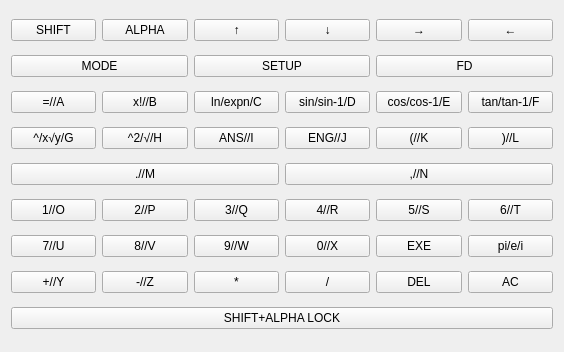
This is Software/AMEv3-emulator/ArithMax-Ev3-Emulator/keyboard.ui in EasternHeart/ArithMax as Qt 5 draws it before an edit. The edited form follows.
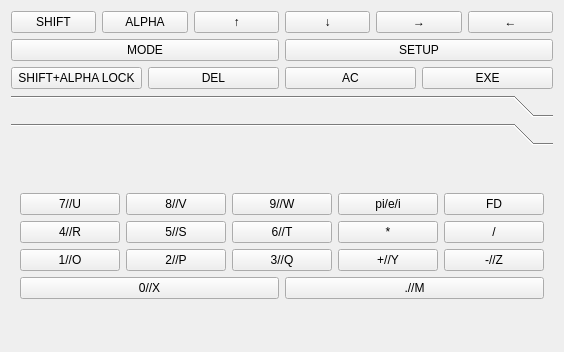
This is the edited form. The open tabs and pages were chosen to show the change.

What changed in the file:
```diff
--- a/Software/AMEv3-emulator/ArithMax-Ev3-Emulator/keyboard.ui
+++ b/Software/AMEv3-emulator/ArithMax-Ev3-Emulator/keyboard.ui
@@ -85,15 +85,54 @@
        </property>
       </widget>
      </item>
+    </layout>
+   </item>
      <item>
-      <widget class="QPushButton" name="pushButton_37">
+    <layout class="QHBoxLayout" name="horizontalLayout_12">
+     <item>
+      <widget class="QPushButton" name="pushButton_32">
        <property name="text">
-        <string>FD</string>
+        <string>SHIFT+ALPHA LOCK</string>
        </property>
+       <property name="checkable">
+        <bool>true</bool>
+       </property>
       </widget>
      </item>
+     <item>
+      <widget class="QPushButton" name="pushButton_30">
+       <property name="text">
+        <string>DEL</string>
+       </property>
+      </widget>
+     </item>
+     <item>
+      <widget class="QPushButton" name="pushButton_31">
+       <property name="text">
+        <string>AC</string>
+       </property>
+      </widget>
+     </item>
+     <item>
+      <widget class="QPushButton" name="pushButton_25">
+       <property name="text">
+        <string>EXE</string>
+       </property>
+      </widget>
+     </item>
     </layout>
    </item>
+   <item>
+    <layout class="QHBoxLayout" name="horizontalLayout_6">
+     <item>
+      <widget class="QToolBox" name="verticalToolBox">
+       <widget class="QWidget" name="verticalToolBoxPage1" native="true">
+        <attribute name="label">
+         <string/>
+        </attribute>
+        <layout class="QVBoxLayout" name="verticalLayout_2">
+         <item>
+          <layout class="QVBoxLayout" name="verticalLayout_3">
    <item>
     <layout class="QHBoxLayout" name="horizontalLayout_2">
      <item>
@@ -110,13 +149,6 @@
        </property>
       </widget>
      </item>
-     <item>
-      <widget class="QPushButton" name="pushButton_12">
-       <property name="text">
-        <string>ln/expn/C</string>
-       </property>
-      </widget>
-     </item>
      <item>
       <widget class="QPushButton" name="pushButton_10">
        <property name="text">
@@ -140,6 +172,8 @@
      </item>
     </layout>
    </item>
+          </layout>
+         </item>
    <item>
     <layout class="QHBoxLayout" name="horizontalLayout_3">
      <item>
@@ -171,6 +205,17 @@
       </widget>
      </item>
      <item>
+            <widget class="QPushButton" name="pushButton_12">
+             <property name="text">
+              <string>ln/expn/C</string>
+             </property>
+            </widget>
+           </item>
+          </layout>
+         </item>
+         <item>
+          <layout class="QHBoxLayout" name="horizontalLayout_5">
+           <item>
       <widget class="QPushButton" name="pushButton_39">
        <property name="text">
         <string>(//K</string>
@@ -184,17 +229,6 @@
        </property>
       </widget>
      </item>
-    </layout>
-   </item>
-   <item>
-    <layout class="QHBoxLayout" name="horizontalLayout_5">
-     <item>
-      <widget class="QPushButton" name="pushButton_42">
-       <property name="text">
-        <string>.//M</string>
-       </property>
-      </widget>
-     </item>
      <item>
       <widget class="QPushButton" name="pushButton_41">
        <property name="text">
@@ -204,55 +238,15 @@
      </item>
     </layout>
    </item>
-   <item>
-    <layout class="QHBoxLayout" name="horizontalLayout_6"/>
-   </item>
-   <item>
-    <layout class="QHBoxLayout" name="horizontalLayout_8">
-     <item>
-      <widget class="QPushButton" name="pushButton_15">
-       <property name="text">
-        <string>1//O</string>
-       </property>
-      </widget>
-     </item>
-     <item>
-      <widget class="QPushButton" name="pushButton_16">
-       <property name="text">
-        <string>2//P</string>
-       </property>
-      </widget>
-     </item>
-     <item>
-      <widget class="QPushButton" name="pushButton_17">
-       <property name="text">
-        <string>3//Q</string>
-       </property>
-      </widget>
-     </item>
-     <item>
-      <widget class="QPushButton" name="pushButton_18">
-       <property name="text">
-        <string>4//R</string>
-       </property>
-      </widget>
-     </item>
-     <item>
-      <widget class="QPushButton" name="pushButton_19">
-       <property name="text">
-        <string>5//S</string>
-       </property>
-      </widget>
-     </item>
-     <item>
-      <widget class="QPushButton" name="pushButton_20">
-       <property name="text">
-        <string>6//T</string>
-       </property>
-      </widget>
-     </item>
-    </layout>
-   </item>
+        </layout>
+       </widget>
+       <widget class="QWidget" name="verticalToolBoxPage2" native="true">
+        <attribute name="label">
+         <string/>
+        </attribute>
+        <layout class="QVBoxLayout" name="horizontalLayout_101">
+         <item>
+          <layout class="QVBoxLayout" name="verticalLayout_4">
    <item>
     <layout class="QHBoxLayout" name="horizontalLayout_9">
      <item>
@@ -276,20 +270,6 @@
        </property>
       </widget>
      </item>
-     <item>
-      <widget class="QPushButton" name="pushButton_23">
-       <property name="text">
-        <string>0//X</string>
-       </property>
-      </widget>
-     </item>
-     <item>
-      <widget class="QPushButton" name="pushButton_25">
-       <property name="text">
-        <string>EXE</string>
-       </property>
-      </widget>
-     </item>
      <item>
       <widget class="QPushButton" name="pushButton_33">
        <property name="text">
@@ -297,21 +277,35 @@
        </property>
       </widget>
      </item>
+             <item>
+              <widget class="QPushButton" name="pushButton_37">
+               <property name="text">
+                <string>FD</string>
+               </property>
+              </widget>
+             </item>
     </layout>
    </item>
    <item>
-    <layout class="QHBoxLayout" name="horizontalLayout_10">
+            <layout class="QHBoxLayout" name="horizontalLayout_11">
      <item>
-      <widget class="QPushButton" name="pushButton_26">
+              <widget class="QPushButton" name="pushButton_18">
        <property name="text">
-        <string>+//Y</string>
+                <string>4//R</string>
        </property>
       </widget>
      </item>
      <item>
-      <widget class="QPushButton" name="pushButton_28">
+              <widget class="QPushButton" name="pushButton_19">
        <property name="text">
-        <string>-//Z</string>
+                <string>5//S</string>
+               </property>
+              </widget>
+             </item>
+             <item>
+              <widget class="QPushButton" name="pushButton_20">
+               <property name="text">
+                <string>6//T</string>
        </property>
       </widget>
      </item>
@@ -329,32 +323,69 @@
        </property>
       </widget>
      </item>
+            </layout>
+           </item>
      <item>
-      <widget class="QPushButton" name="pushButton_30">
+            <layout class="QHBoxLayout" name="horizontalLayout_8">
+             <item>
+              <widget class="QPushButton" name="pushButton_15">
        <property name="text">
-        <string>DEL</string>
+                <string>1//O</string>
        </property>
       </widget>
      </item>
      <item>
-      <widget class="QPushButton" name="pushButton_31">
+              <widget class="QPushButton" name="pushButton_16">
        <property name="text">
-        <string>AC</string>
+                <string>2//P</string>
        </property>
       </widget>
      </item>
+             <item>
+              <widget class="QPushButton" name="pushButton_17">
+               <property name="text">
+                <string>3//Q</string>
+               </property>
+              </widget>
+             </item>
+             <item>
+              <widget class="QPushButton" name="pushButton_26">
+               <property name="text">
+                <string>+//Y</string>
+               </property>
+              </widget>
+             </item>
+             <item>
+              <widget class="QPushButton" name="pushButton_28">
+               <property name="text">
+                <string>-//Z</string>
+               </property>
+              </widget>
+             </item>
     </layout>
    </item>
    <item>
-    <layout class="QHBoxLayout" name="horizontalLayout_7">
+            <layout class="QHBoxLayout" name="horizontalLayout_10">
      <item>
-      <widget class="QPushButton" name="pushButton_32">
+              <widget class="QPushButton" name="pushButton_23">
        <property name="text">
-        <string>SHIFT+ALPHA LOCK</string>
-       </property>
-       <property name="checkable">
-        <bool>true</bool>
-       </property>
+                <string>0//X</string>
+               </property>
+              </widget>
+             </item>
+             <item>
+              <widget class="QPushButton" name="pushButton_42">
+               <property name="text">
+                <string>.//M</string>
+               </property>
+              </widget>
+             </item>
+            </layout>
+           </item>
+          </layout>
+         </item>
+        </layout>
+       </widget>
       </widget>
      </item>
     </layout>
```
Lines whose indentation alone changed are shown as unchanged.
